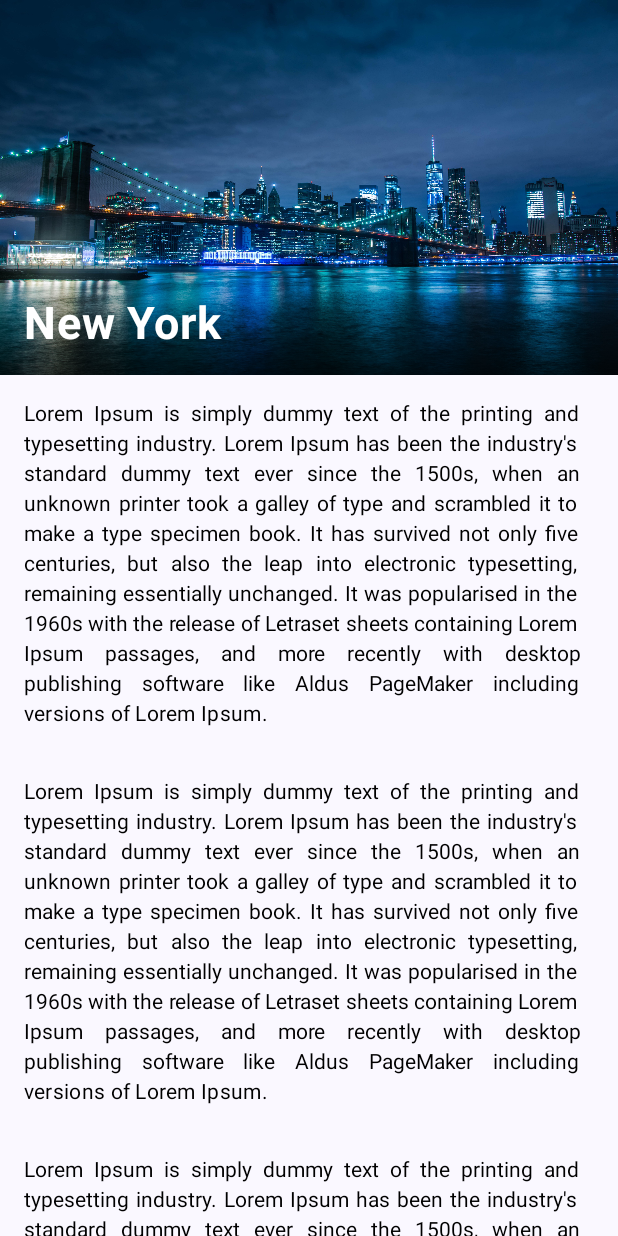
After one commit to dach83/CustomCompasables, an Android app built with Jetpack Compose: the composable CollapsingToolBarScreen shown on its own in the app's theme, on a phone screen of 412 x 824 dp. The commit adds this screen. Run offline under Robolectric (Android 15) with nearby library versions, the phone set to English and light mode, and no system bars.

Commit message:
Collapsing tool bar

```diff
--- /dev/null
+++ b/app/src/main/java/com/github/dach83/customcomposables/components/collapsingtoolbar/CollapsingToolBar.kt
@@ -0,0 +1,197 @@
+package com.github.dach83.customcomposables.components.collapsingtoolbar
+
+import androidx.compose.animation.ExperimentalAnimationApi
+import androidx.compose.foundation.*
+import androidx.compose.foundation.layout.*
+import androidx.compose.material.icons.Icons
+import androidx.compose.material.icons.filled.Menu
+import androidx.compose.material3.*
+import androidx.compose.runtime.*
+import androidx.compose.ui.Alignment
+import androidx.compose.ui.Modifier
+import androidx.compose.ui.graphics.Brush
+import androidx.compose.ui.graphics.Color
+import androidx.compose.ui.graphics.graphicsLayer
+import androidx.compose.ui.layout.ContentScale
+import androidx.compose.ui.layout.onGloballyPositioned
+import androidx.compose.ui.platform.LocalDensity
+import androidx.compose.ui.res.painterResource
+import androidx.compose.ui.res.stringResource
+import androidx.compose.ui.text.font.FontWeight
+import androidx.compose.ui.text.style.TextAlign
+import androidx.compose.ui.unit.Dp
+import androidx.compose.ui.unit.dp
+import androidx.compose.ui.unit.lerp
+import androidx.compose.ui.unit.sp
+import com.github.dach83.customcomposables.R
+
+private val headerHeight = 250.dp
+private val toolbarHeight = 64.dp
+
+private val toolbarGradient = Brush.horizontalGradient(
+    listOf(Color(0xff026586), Color(0xff032C45))
+)
+
+@Composable
+fun CollapsingToolBar() {
+    val scroll: ScrollState = rememberScrollState(0)
+
+    val headerHeightPx = with(LocalDensity.current) { headerHeight.toPx() }
+    val toolbarHeightPx = with(LocalDensity.current) { toolbarHeight.toPx() }
+
+    Box(
+        modifier = Modifier.fillMaxSize()
+    ) {
+        Header(scroll, headerHeightPx, toolbarHeightPx)
+        Body(scroll)
+        Toolbar(scroll, headerHeightPx, toolbarHeightPx)
+        Title(scroll, headerHeightPx, toolbarHeightPx)
+    }
+}
+
+@Composable
+private fun Header(scroll: ScrollState, headerHeightPx: Float, toolbarHeightPx: Float) {
+    val headerAlpha = 1 - (scroll.value / (headerHeightPx - toolbarHeightPx)).coerceIn(0f, 1f)
+    Box(
+        modifier = Modifier
+            .fillMaxWidth()
+            .height(headerHeight)
+            .background(brush = toolbarGradient)
+            .graphicsLayer {
+                translationY = -scroll.value.toFloat() / 2f // Parallax effect
+                alpha = headerAlpha
+            }
+    ) {
+        Image(
+            painter = painterResource(id = R.drawable.bg_new_york),
+            contentDescription = "",
+            contentScale = ContentScale.FillBounds
+        )
+
+        Box(
+            Modifier
+                .fillMaxSize()
+                .background(
+                    brush = Brush.verticalGradient(
+                        colors = listOf(Color.Transparent, Color(0xAA000000)),
+                        startY = 3 * headerHeightPx / 4 // Gradient applied to wrap the title only
+                    )
+                )
+        )
+    }
+}
+
+@Composable
+private fun Body(scroll: ScrollState) {
+    Column(
+        horizontalAlignment = Alignment.CenterHorizontally,
+        modifier = Modifier.verticalScroll(scroll)
+    ) {
+        Spacer(Modifier.height(headerHeight))
+        repeat(5) {
+            Text(
+                text = stringResource(R.string.lorem_ipsum),
+                style = MaterialTheme.typography.bodyMedium,
+                textAlign = TextAlign.Justify,
+                modifier = Modifier
+                    .background(MaterialTheme.colorScheme.background)
+                    .padding(16.dp)
+            )
+        }
+    }
+}
+
+@OptIn(ExperimentalMaterial3Api::class, ExperimentalAnimationApi::class)
+@Composable
+private fun Toolbar(scroll: ScrollState, headerHeightPx: Float, toolbarHeightPx: Float) {
+    val toolbarBottom = headerHeightPx - toolbarHeightPx
+    if (scroll.value >= toolbarBottom) {
+        TopAppBar(
+            modifier = Modifier
+                .background(brush = toolbarGradient),
+            navigationIcon = {
+                IconButton(
+                    onClick = {},
+                    modifier = Modifier
+                        .padding(16.dp)
+                        .size(24.dp)
+                ) {
+                    Icon(
+                        imageVector = Icons.Default.Menu,
+                        contentDescription = "",
+                        tint = Color.White
+                    )
+                }
+            },
+            title = {},
+            colors = TopAppBarDefaults.topAppBarColors(
+                containerColor = Color.Transparent
+            )
+        )
+    }
+}
+
+@Composable
+private fun Title(
+    scroll: ScrollState,
+    headerHeightPx: Float,
+    toolbarHeightPx: Float
+) {
+    var titleHeightPx by remember {
+        mutableStateOf(0f)
+    }
+    var titleWidthPx by remember {
+        mutableStateOf(0f)
+    }
+    val titleHeightDp = with(LocalDensity.current) { titleHeightPx.toDp() }
+    val titleWidthDp = with(LocalDensity.current) { titleWidthPx.toDp() }
+
+    val collapseRange: Float = (headerHeightPx - toolbarHeightPx)
+    val collapseFraction: Float = (scroll.value / collapseRange).coerceIn(0f, 1f)
+
+    val titleFontScaleStart = 1f
+    val titleFontScaleStop = 0.66f
+
+    val scaleXY = lerp(
+        titleFontScaleStart.dp,
+        titleFontScaleStop.dp,
+        collapseFraction
+    )
+
+    val titleExtraStartPadding = titleWidthDp * (1 - scaleXY.value) / 2
+
+    val titleYStart = headerHeight - titleHeightDp - 16.dp
+    val titleYStop = toolbarHeight / 2 - titleHeightDp / 2
+    val titleYMiddle = headerHeight / 2
+
+    val titleXStart = 16.dp
+    val titleXStop = 64.dp - titleExtraStartPadding
+    val titleXMiddle = titleXStop * 5 / 4
+
+    Text(
+        text = "New York",
+        color = Color.White,
+        fontSize = 30.sp,
+        fontWeight = FontWeight.Bold,
+        modifier = Modifier
+            .graphicsLayer {
+                translationY =
+                    bezier(titleYStart, titleYMiddle, titleYStop, collapseFraction).toPx()
+                translationX =
+                    bezier(titleXStart, titleXMiddle, titleXStop, collapseFraction).toPx()
+
+                scaleX = scaleXY.value
+                scaleY = scaleXY.value
+            }
+            .onGloballyPositioned {
+                titleHeightPx = it.size.height.toFloat()
+                titleWidthPx = it.size.width.toFloat()
+            }
+    )
+}
+
+fun bezier(start: Dp, middle: Dp, stop: Dp, fraction: Float): Dp {
+    val first = lerp(start, middle, fraction)
+    val second = lerp(middle, stop, fraction)
+    return lerp(first, second, fraction)
+}
--- /dev/null
+++ b/app/src/main/java/com/github/dach83/customcomposables/components/collapsingtoolbar/CollapsingToolBarScreen.kt
@@ -0,0 +1,8 @@
+package com.github.dach83.customcomposables.components.collapsingtoolbar
+
+import androidx.compose.runtime.Composable
+
+@Composable
+fun CollapsingToolBarScreen() {
+    CollapsingToolBar()
+}
--- a/app/src/main/res/values/strings.xml
+++ b/app/src/main/res/values/strings.xml
@@ -1,3 +1,12 @@
 <resources>
     <string name="app_name">CustomComposables</string>
+    <string name="lorem_ipsum">
+        Lorem Ipsum is simply dummy text of the printing and typesetting industry. Lorem Ipsum has
+        been the industry\'s standard dummy text ever since the 1500s, when an unknown printer took
+        a galley of type and scrambled it to make a type specimen book. It has survived not only
+        five centuries, but also the leap into electronic typesetting, remaining essentially
+        unchanged. It was popularised in the 1960s with the release of Letraset sheets containing
+        Lorem Ipsum passages, and more recently with desktop publishing software like Aldus
+        PageMaker including versions of Lorem Ipsum.
+    </string>
 </resources>
```
Also changed, not shown: app/src/main/res/drawable/bg_new_york.jpeg (added), 3 other files.
